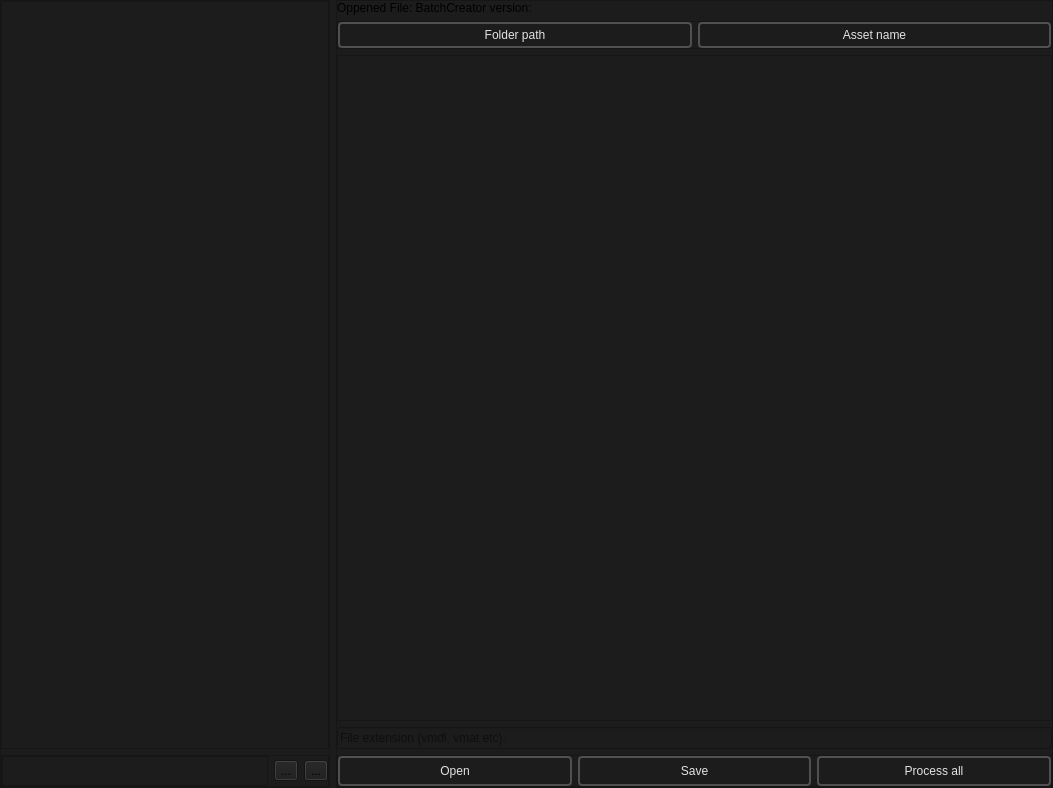
Before: the Qt Designer form BatchCreator/BatchCreator_main.ui in dertwist/Hammer5Tools, drawn with Qt 5.
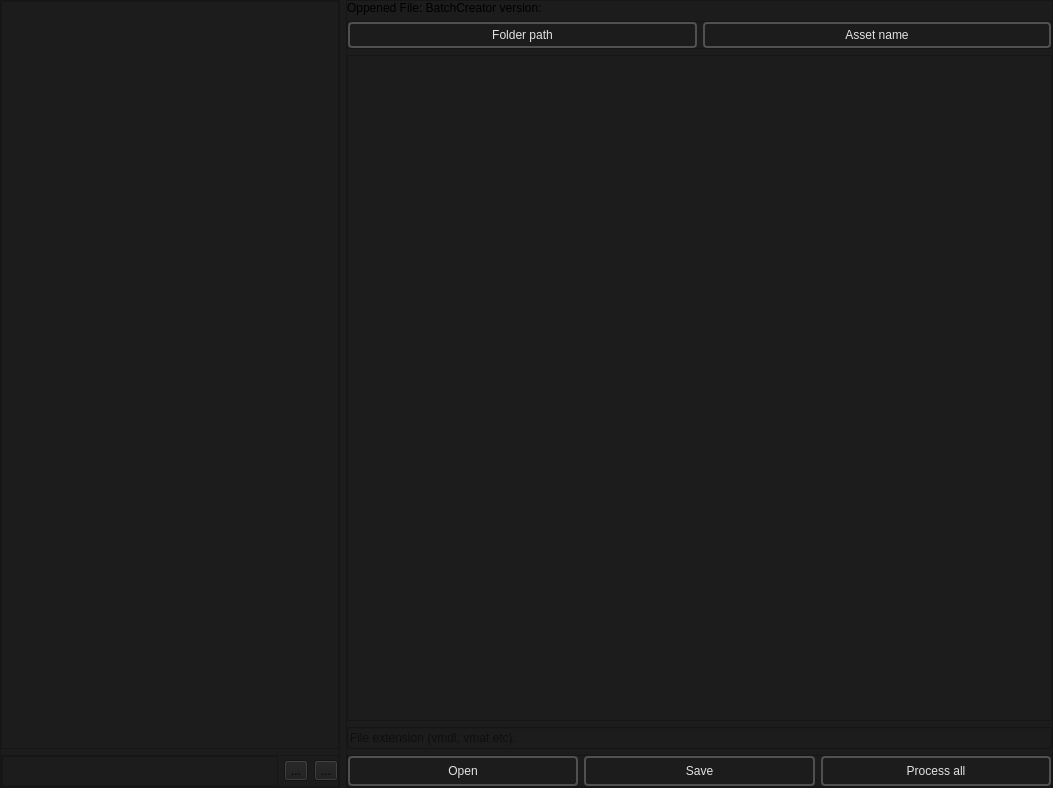
After: the same form once the commit is applied. Icons and pictures are not drawn.

Diff of the .ui file:
```diff
--- a/BatchCreator/BatchCreator_main.ui
+++ b/BatchCreator/BatchCreator_main.ui
@@ -34,7 +34,7 @@
      <widget class="QFrame" name="frame_2">
       <property name="maximumSize">
        <size>
-        <width>330</width>
+        <width>340</width>
         <height>16777215</height>
        </size>
       </property>
```
Left out of the diff: 10 changed lines with no effect on the pictures.
